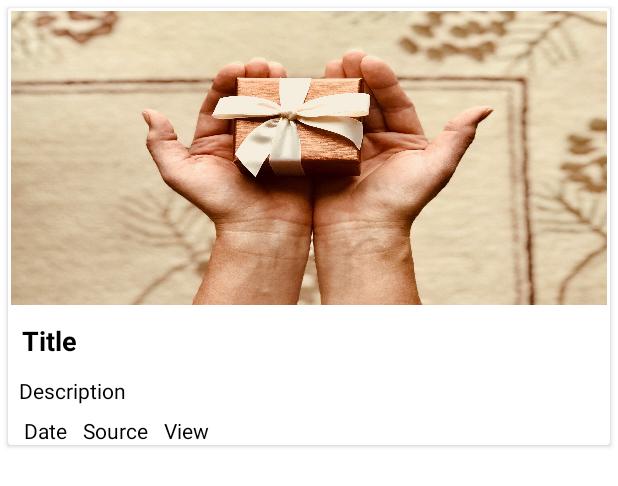
After one commit to shubhamk1020/NewsApp, an Android app: the layout item_news_image.xml on its own in the app's theme, with its tools: preview values and no code run, on a phone screen of 412 x 824 dp. The commit adds this screen. Shown: the top 486 px of the screen. Run offline under Robolectric (Android 15) with nearby library versions, the phone set to English and light mode, and no system bars.

Commit message:
grid view

```diff
--- a/app/src/main/java/com/shubham/newsapp/adapter/GridCategoryAdapter.java
+++ b/app/src/main/java/com/shubham/newsapp/adapter/GridCategoryAdapter.java
@@ -73,7 +73,6 @@ public class GridCategoryAdapter extends BaseAdapter {
            holder = (ViewHolder) convertView.getTag();
 
        }
-
        holder.textView.setText(demoCategories.get(position).imageName);
 
        Glide.with(context).load(demoCategories.get(position).ImageId)
--- /dev/null
+++ b/app/src/main/res/layout/item_news_image.xml
@@ -0,0 +1,97 @@
+<?xml version="1.0" encoding="utf-8"?>
+<androidx.cardview.widget.CardView xmlns:android="http://schemas.android.com/apk/res/android"
+    android:layout_width="match_parent"
+    android:layout_height="wrap_content"
+    android:layout_margin="5dp"
+    android:clickable="true"
+    android:foreground="?attr/selectableItemBackground"
+    android:orientation="vertical">
+
+    <RelativeLayout
+        android:layout_width="match_parent"
+        android:layout_height="wrap_content">
+
+        <ImageView
+            android:id="@+id/image_item"
+            android:layout_width="match_parent"
+            android:layout_height="200dp"
+            android:adjustViewBounds="true"
+            android:padding="2dp"
+            android:scaleType="fitXY"
+            android:src="@drawable/a" />
+
+
+        <TextView
+            android:id="@+id/text_title"
+            android:layout_width="match_parent"
+            android:layout_height="wrap_content"
+            android:layout_below="@+id/image_item"
+            android:layout_marginLeft="5dp"
+            android:layout_marginTop="5dp"
+            android:maxLines="2"
+            android:padding="4dp"
+            android:text="Title"
+            android:textColor="#000000"
+            android:textSize="18sp"
+            android:textStyle="bold"
+
+            />
+
+        <TextView
+            android:id="@+id/text_dec"
+            android:layout_width="match_parent"
+            android:layout_height="wrap_content"
+            android:layout_below="@+id/text_title"
+            android:layout_marginLeft="5dp"
+            android:layout_marginTop="5dp"
+            android:maxLines="3"
+            android:padding="2dp"
+            android:text="Description"
+            android:textColor="#000000"
+            android:textSize="14dp" />
+
+        <RelativeLayout
+            android:layout_width="match_parent"
+            android:layout_height="wrap_content"
+            android:layout_below="@+id/text_dec"
+            android:layout_marginLeft="5dp"
+            android:layout_marginTop="5dp"
+           >
+
+            <TextView
+                android:id="@+id/text_date"
+                android:layout_width="wrap_content"
+                android:layout_height="wrap_content"
+                android:layout_marginStart="5dp"
+                android:layout_marginEnd="5dp"
+                android:text="Date"
+                android:textColor="#000000"
+                android:textSize="14dp" />
+
+            <TextView
+                android:id="@+id/text_source"
+                android:layout_width="wrap_content"
+                android:layout_height="wrap_content"
+                android:layout_marginStart="5dp"
+                android:layout_marginEnd="5dp"
+                android:layout_toEndOf="@+id/text_date"
+                android:text="Source"
+                android:textColor="#000000"
+                android:textSize="14dp" />
+
+            <TextView
+                android:id="@+id/news_live"
+                android:layout_width="wrap_content"
+                android:layout_height="wrap_content"
+                android:layout_marginStart="5dp"
+                android:layout_marginEnd="5dp"
+                android:layout_toEndOf="@+id/text_source"
+                android:text="View"
+                android:textColor="#000000"
+                android:textSize="14dp" />
+
+        </RelativeLayout>
+
+    </RelativeLayout>
+
+</androidx.cardview.widget.CardView>
```
Also changed, not shown: app/src/main/res/layout/activity_main.xml (+8 -0 lines), app/src/main/res/layout/item_news.xml (added, +100 -0 lines).
